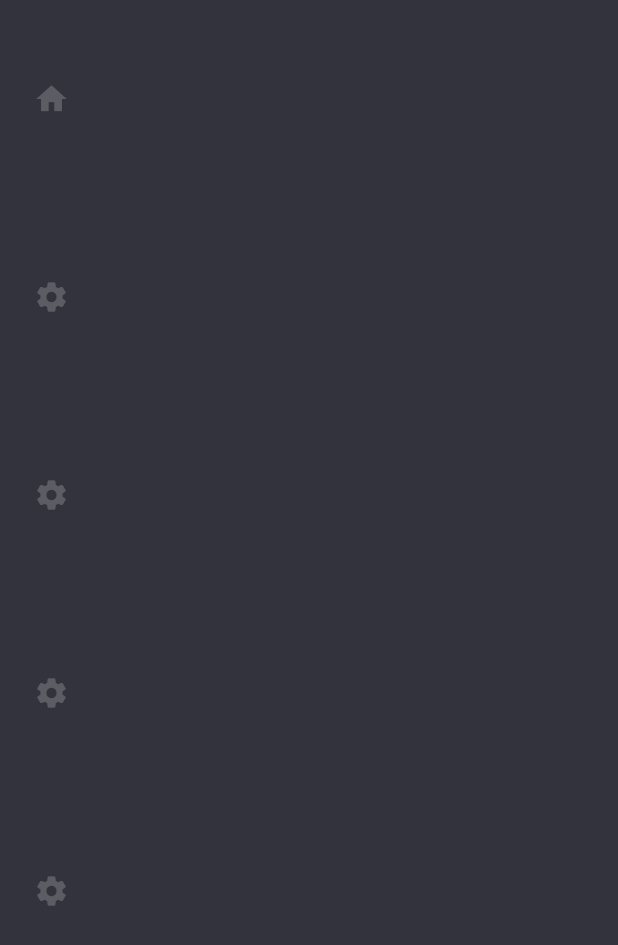
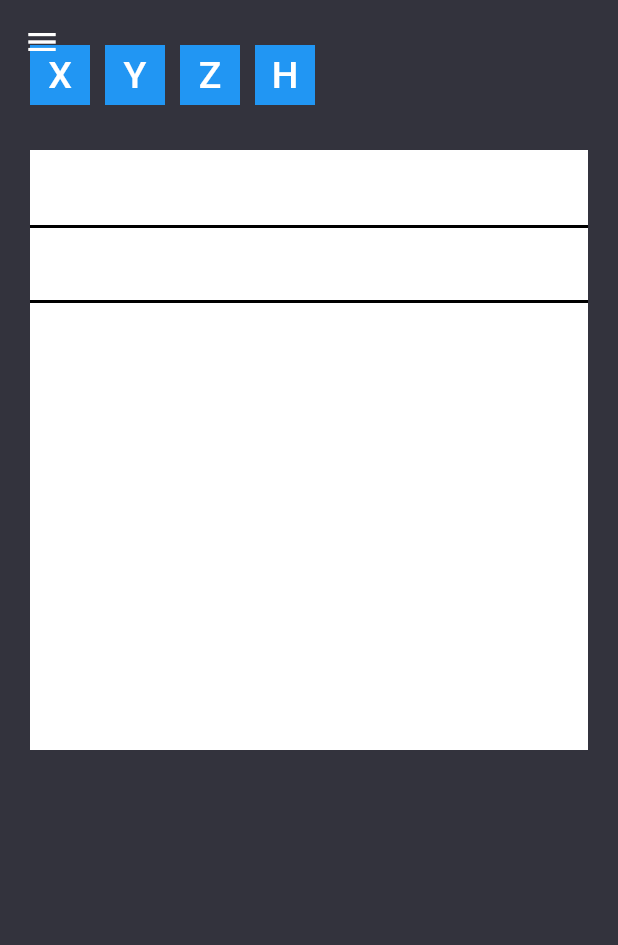
Before and after one commit to ijshj10/composer-flutter, a Flutter app: the screen it shows after launch, on a phone screen of 412 x 824 dp. Shown: the top 945 px of the screen. Run offline on Flutter 3.47's test engine with Material 2 defaults, Android fonts, the phone set to English and light mode, and no system bars; our stand-ins replace get, google_fonts.

Commit message:
implementing circuit

```diff
--- a/frontend/lib/constants/controllers.dart
+++ /dev/null
@@ -1,3 +0,0 @@
-import 'package:frontend/controllers/menu_controller.dart';
-
-MenuController menuController = MenuController.instance;
--- a/frontend/lib/controllers/menu_controller.dart
+++ b/frontend/lib/controllers/menu_controller.dart
@@ -1,8 +1,7 @@
 import 'package:get/get.dart';
 
 class MenuController extends GetxController {
-  static MenuController instance = Get.find();
-  var activeItem = "OVERVIEW".obs;
+  var activeItem = "Circuits".obs;
 
   setActiveItem(String itemName) => activeItem.value = itemName;
   isActive(String itemName) => activeItem.value == itemName;
--- a/frontend/lib/main.dart
+++ b/frontend/lib/main.dart
@@ -1,9 +1,11 @@
 import 'package:flutter/material.dart';
 import 'package:frontend/constants/style.dart';
 import 'package:frontend/controllers/menu_controller.dart';
-import 'package:frontend/pages/overview/overview.dart';
+import 'package:frontend/pages/login/login.dart';
 import 'package:frontend/widgets/side_menu.dart';
 import 'package:get/get.dart';
+
+import 'pages/main/main.dart';
 
 void main() {
   Get.put(MenuController());
@@ -17,7 +19,11 @@ class MyApp extends StatelessWidget {
       title: 'IonQC@SNU',
       theme: ThemeData.dark(),
       debugShowCheckedModeBanner: false,
-      home: Home(),
+      initialRoute: "/",
+      getPages: [
+        GetPage(name: '/', page: () => Home()),
+        GetPage(name: '/login', page: () => LoginPage())
+      ],
     );
   }
 }
@@ -25,15 +31,26 @@ class MyApp extends StatelessWidget {
 class Home extends StatelessWidget {
   @override
   Widget build(BuildContext context) {
+    var _width = MediaQuery.of(context).size.width;
+    var isMobile = _width <= 920;
     return Scaffold(
+      drawer: isMobile ? Drawer(child: SideMenu()) : null,
+      appBar: isMobile
+          ? AppBar(
+              backgroundColor: Colors.transparent,
+              elevation: 0,
+            )
+          : null,
+      extendBodyBehindAppBar: true,
       backgroundColor: primaryBackground,
-      body: Row(
-        crossAxisAlignment: CrossAxisAlignment.start,
-        children: [
-          Expanded(child: SideMenu()),
-          Expanded(flex: 5, child: OverviewPage()),
-        ],
-      ),
+      body: isMobile
+          ? Main()
+          : Row(
+              children: [
+                Expanded(child: SideMenu()),
+                Expanded(flex: 5, child: Main()),
+              ],
+            ),
     );
   }
 }
--- /dev/null
+++ b/frontend/lib/pages/main/circuits/circuits.dart
@@ -0,0 +1,75 @@
+import 'package:flutter/material.dart';
+
+class CircuitsPage extends StatelessWidget {
+  const CircuitsPage({
+    Key? key,
+  }) : super(key: key);
+
+  @override
+  Widget build(BuildContext context) {
+    return Column(children: [
+      Container(
+        margin: EdgeInsets.symmetric(vertical: 30, horizontal: 20),
+        child: Row(
+          children: gates
+              .map((kind) => Draggable(
+                    child: GateBox(size: 40, kind: kind),
+                    feedback: GateBox(size: 44, kind: kind),
+                  ))
+              .toList(),
+        ),
+      ),
+      Padding(
+        padding: EdgeInsets.symmetric(horizontal: 20),
+        child: Container(
+          color: Colors.white,
+          width: double.infinity,
+          height: 400,
+          child: Stack(
+            children: [
+              Positioned(
+                  top: 50,
+                  child:
+                      Container(color: Colors.black, width: 1920, height: 2)),
+              Positioned(
+                  top: 100,
+                  child: Container(color: Colors.black, width: 1920, height: 2))
+            ],
+          ),
+        ),
+      )
+    ]);
+  }
+}
+
+const gates = ["X", "Y", "Z", "H"];
+
+class GateBox extends StatelessWidget {
+  const GateBox({
+    Key? key,
+    required this.size,
+    required this.kind,
+  }) : super(key: key);
+
+  final double size;
+  final String kind;
+
+  @override
+  Widget build(BuildContext context) {
+    return Container(
+      margin: EdgeInsets.only(right: 10),
+      color: Colors.blue,
+      child: SizedBox(
+          width: size,
+          height: size,
+          child: Align(
+            alignment: Alignment.center,
+            child: Text(kind,
+                style: Theme.of(context)
+                    .textTheme
+                    .bodyText1
+                    ?.copyWith(fontSize: 25)),
+          )),
+    );
+  }
+}
--- /dev/null
+++ b/frontend/lib/pages/main/main.dart
@@ -0,0 +1,13 @@
+import 'package:flutter/material.dart';
+import 'package:frontend/constants/routes.dart';
+import 'package:frontend/controllers/menu_controller.dart';
+import 'overview/overview.dart';
+import 'circuits/circuits.dart';
+import 'package:get/get.dart';
+
+class Main extends StatelessWidget {
+  @override
+  Widget build(BuildContext context) {
+    return CircuitsPage();
+  }
+}
--- a/frontend/lib/pages/overview/overview.dart
+++ b/frontend/lib/pages/main/overview/overview.dart
@@ -1,12 +1,10 @@
 import 'package:flutter/material.dart';
 
 class OverviewPage extends StatelessWidget {
+  const OverviewPage({Key? key}) : super(key: key);
+
   @override
   Widget build(BuildContext context) {
-    return Column(children: [
-      Row(
-        children: [],
-      )
-    ]);
+    return Container(child: Text("Overview"));
   }
 }
--- a/frontend/lib/widgets/side_menu.dart
+++ b/frontend/lib/widgets/side_menu.dart
@@ -1,34 +1,17 @@
 import 'package:flutter/material.dart';
-import 'package:frontend/constants/controllers.dart';
-import 'package:frontend/constants/style.dart';
+import 'package:frontend/constants/routes.dart';
+import 'package:google_fonts/google_fonts.dart';
 import 'package:frontend/widgets/side_menu_item.dart';
 
 class SideMenu extends StatelessWidget {
   @override
   Widget build(BuildContext context) {
-    return Column(
-        children: sideMenuRoutes
-            .map((item) => SideMeunItem(
-                itemName: item.name,
-                onTap: () {
-                  menuController.setActiveItem(item.name);
-                }))
-            .toList());
+    return ListView(
+        children: [
+      DrawerHeader(
+        child: Center(
+            child: Text("Composer", style: GoogleFonts.montez(fontSize: 40))),
+      )
+    ]..addAll(sideMenuRoutes.map((item) => SideMeunItem(item))));
   }
 }
-
-class MenuItem {
-  final String name;
-  final String route;
-  final IconData icon;
-
-  MenuItem(this.name, this.route);
-}
-
-List<MenuItem> sideMenuRoutes = [
-  MenuItem("Overview", "/overview"),
-  MenuItem("Circuits", "/circuits"),
-  MenuItem("Jobs", "/jobs"),
-  MenuItem("Account", "/account"),
-  MenuItem("Settings", "/settings"),
-];
--- a/frontend/lib/widgets/side_menu_item.dart
+++ b/frontend/lib/widgets/side_menu_item.dart
@@ -1,45 +1,23 @@
 import 'package:flutter/material.dart';
-import 'package:frontend/constants/controllers.dart';
+import 'package:frontend/constants/routes.dart';
+import 'package:frontend/controllers/menu_controller.dart';
+import 'package:frontend/widgets/side_menu.dart';
 import 'package:get/get.dart';
 
 class SideMeunItem extends StatelessWidget {
-  final String itemName;
-  final Function() onTap;
-  const SideMeunItem({Key? key, required this.itemName, required this.onTap})
-      : super(key: key);
+  final MenuItem item;
+  const SideMeunItem(this.item, {Key? key}) : super(key: key);
 
   @override
   Widget build(BuildContext context) {
-    return ListTile(
-        onTap: onTap,
-        title: Obx(() => Column(children: [
-              Container(
-                padding: EdgeInsets.only(top: 50, bottom: 20),
-                child: Icon(toIcon(itemName),
-                    color: Colors.white.withOpacity(
-                        menuController.isActive(itemName) ? 1 : 0.2)),
-              ),
-              Container(
-                padding: EdgeInsets.only(bottom: 30),
-                child: Visibility(
-                    visible: menuController.isActive(itemName),
-                    child:
-                        Text(itemName, style: TextStyle(color: Colors.white))),
-              )
-            ])));
+    MenuController menuController = Get.find();
+    return Obx(() => ListTile(
+        selected: menuController.isActive(item.name),
+        leading: Icon(item.icon),
+        title: Text(item.name),
+        onTap: () {
+          Get.back();
+          menuController.setActiveItem(item.name);
+        }));
   }
 }
-
-IconData toIcon(String itemName) {
-  if (itemName == "Overview") {
-    return Icons.home;
-  } else if (itemName == "CIRCUITS") {
-    return Icons.mode;
-  } else if (itemName == "JOBS") {
-    return Icons.list;
-  } else if (itemName == "ACCOUNT") {
-    return Icons.person;
-  } else {
-    return Icons.settings;
-  }
-}
```
Also changed, not shown: frontend/lib/constants/routes.dart (added, +17 -0 lines), frontend/lib/pages/login/login.dart (added, +67 -0 lines).
